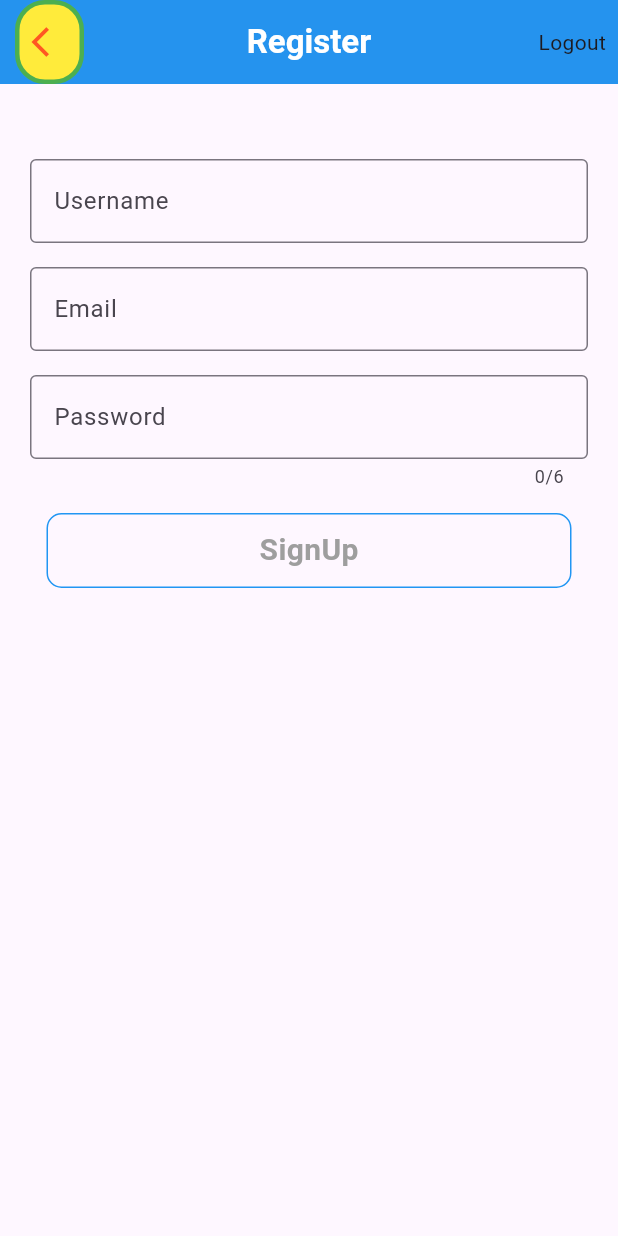
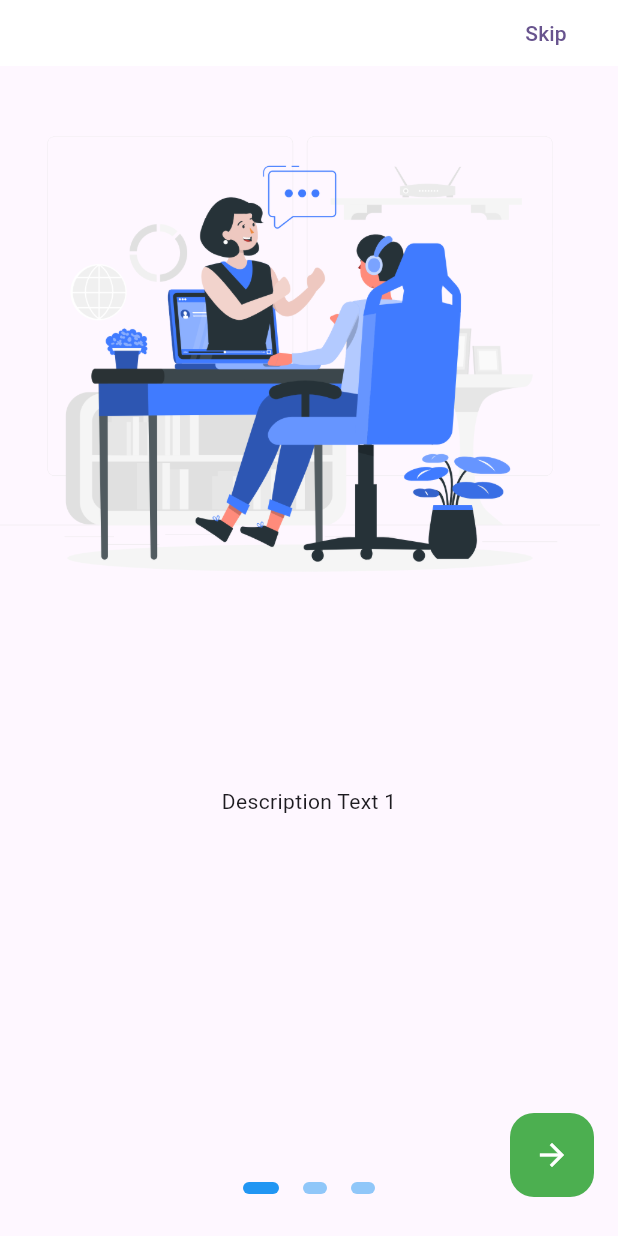
Before and after one commit to Chimezie-tech/simple_ui_local_auth, a Flutter app: the screen it shows after launch, on a phone screen of 412 x 824 dp. Run offline on Flutter 3.47's test engine with Material 3 defaults, Android fonts, the phone set to English and light mode, and no system bars; drawn by our look-alikes of flutter_onboarding_slider; our stand-ins replace shared_preferences.

Commit message:
working on onboarding

```diff
--- a/lib/main.dart
+++ b/lib/main.dart
@@ -1,6 +1,7 @@
 import 'package:flutter/material.dart';
 import 'package:my_app/login.dart';
 import 'package:my_app/register.dart';
+import 'package:my_app/splashscreen.dart';
 
 void main() {
   runApp(const MyApp());
@@ -18,7 +19,7 @@ class MyApp extends StatelessWidget {
         colorScheme: ColorScheme.fromSeed(seedColor: Colors.deepPurple),
         useMaterial3: true,
       ),
-      home: RegisterPage(),
+      home: const SplashScreen(),
     );
   }
 }
--- /dev/null
+++ b/lib/onboarding.dart
@@ -0,0 +1,92 @@
+import 'package:flutter/cupertino.dart';
+import 'package:flutter/material.dart';
+import 'package:flutter_onboarding_slider/flutter_onboarding_slider.dart';
+import 'package:my_app/login.dart';
+import 'package:my_app/register.dart';
+
+class OnBoarding extends StatefulWidget {
+  const OnBoarding({super.key});
+
+  @override
+  State<OnBoarding> createState() => _OnBoardingState();
+}
+
+class _OnBoardingState extends State<OnBoarding> {
+  @override
+  Widget build(BuildContext context) {
+    return CupertinoApp(
+      debugShowCheckedModeBanner: false,
+      home: OnBoardingSlider(
+        headerBackgroundColor: Colors.white,
+        finishButtonText: 'Register',
+        onFinish: () {
+          Navigator.push(
+              context, MaterialPageRoute(builder: (context) => RegisterPage()));
+        },
+        finishButtonStyle: FinishButtonStyle(
+          backgroundColor: Colors.green,
+        ),
+        skipTextButton: Text('Skip'),
+        trailing: Text('Login'),
+        trailingFunction: () {
+          Navigator.push(
+              context, MaterialPageRoute(builder: (context) => LoginPage()));
+        },
+        background: [
+          Image.asset(
+            'assets/image/illustration1.png',
+            height: 400,
+            width: 400,
+          ),
+          Image.asset(
+            'assets/image/illustration2.png',
+            height: 400,
+            width: 400,
+          ),
+          Image.asset(
+            'assets/image/illustration3.png',
+            height: 400,
+            width: 400,
+          ),
+        ],
+        totalPage: 3,
+        speed: 1.8,
+        pageBodies: [
+          Container(
+            padding: EdgeInsets.symmetric(horizontal: 40),
+            child: Column(
+              children: <Widget>[
+                SizedBox(
+                  height: 480,
+                ),
+                Text('Description Text 1'),
+              ],
+            ),
+          ),
+          Container(
+            padding: EdgeInsets.symmetric(horizontal: 40),
+            child: Column(
+              children: <Widget>[
+                SizedBox(
+                  height: 480,
+                ),
+                Text('Description Text 2'),
+              ],
+            ),
+          ),
+          Container(
+            padding: EdgeInsets.symmetric(horizontal: 40),
+            child: Column(
+              children: <Widget>[
+                SizedBox(
+                  height: 480,
+                ),
+                Text('Description Text 2'),
+              ],
+            ),
+          ),
+        ],
+      ),
+    );
+  }
+}
--- a/pubspec.yaml
+++ b/pubspec.yaml
@@ -36,6 +36,7 @@ dependencies:
   # Use with the CupertinoIcons class for iOS style icons.
   cupertino_icons: ^1.0.6
   shared_preferences: ^2.3.1
+  flutter_onboarding_slider: ^1.0.11
 
 dev_dependencies:
   flutter_test:
```
Also changed, not shown: lib/splashscreen.dart (added, +37 -0 lines), assets/image/illustration1.png (added), assets/image/illustration2.png (added), assets/image/illustration3.png (added).
